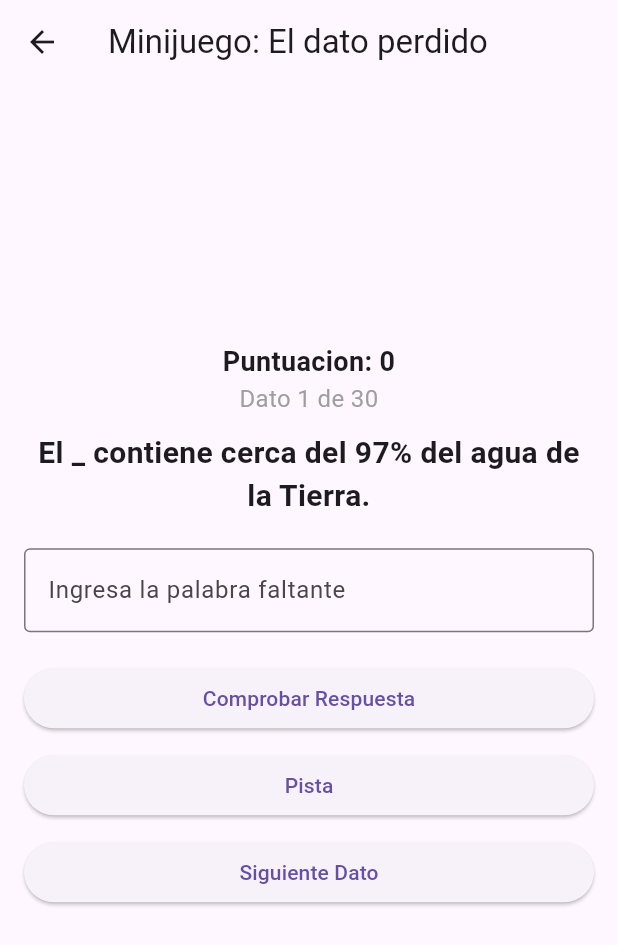
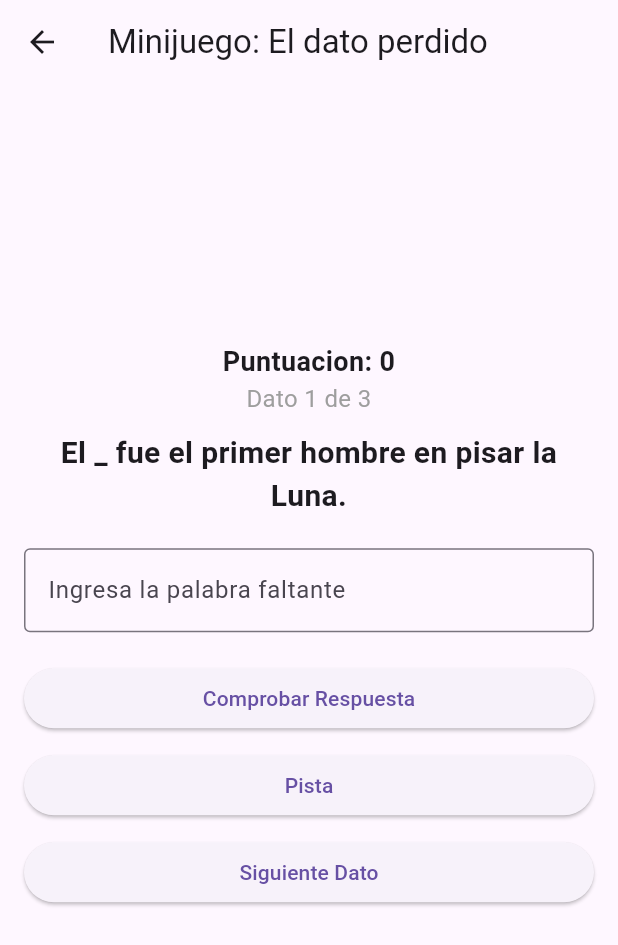
Before and after one commit to mgomval2/aplicacion, a Flutter app: the PantallaPrincipal screen opened directly, after a tap on "Juego: El dato perdido", on a phone screen of 412 x 824 dp. Shown: the top 945 px of the screen. Run offline on Flutter 3.47's test engine with Material 3 defaults, Android fonts, the phone set to English and light mode, and no system bars.

Commit message:
Revert "cambios"
This reverts commit 39f3614d7b949e9d1bae5f6158c6d6bf3cd7baac.

```diff
--- a/lib/screens/minijuego.dart
+++ b/lib/screens/minijuego.dart
@@ -1,6 +1,4 @@
-import 'dart:convert';
 import 'package:flutter/material.dart';
-import 'package:flutter/services.dart' show rootBundle;
 
 class PantallaMinijuego extends StatefulWidget {
   const PantallaMinijuego({Key? key}) : super(key: key);
@@ -12,39 +10,15 @@ class PantallaMinijuego extends StatefulWidget {
 class _PantallaMinijuegoState extends State<PantallaMinijuego> {
   final TextEditingController _controller = TextEditingController();
 
-  List<Map<String, String>> _datosCuriosos = [];
+  final List<Map<String, String>> _datosCuriosos = [
+    {"dato": "El _ fue el primer hombre en pisar la Luna.", "respuesta": "hombre"},
+    {"dato": "La capital de Francia es _.", "respuesta": "paris"},
+    {"dato": "El Sol es una _ gigante.", "respuesta": "estrella"},
+  ];
+
   int _indiceActual = 0;
   int _puntuacion = 0;
   String _retroalimentacion = "";
-  bool _cargando = true;
-
-  @override
-  void initState() {
-    super.initState();
-    _cargarDatos();
-  }
-
-  Future<void> _cargarDatos() async {
-    try {
-      final String response =
-          await rootBundle.loadString('assets/datos_curiosos.json');
-      final List<dynamic> data = json.decode(response);
-      setState(() {
-        _datosCuriosos = data
-            .map((e) => {
-                  "dato": e["dato"] as String,
-                  "respuesta": e["respuesta"] as String,
-                })
-            .toList();
-        _cargando = false;
-      });
-    } catch (e) {
-      setState(() {
-        _retroalimentacion = "Error al cargar los datos: $e";
-        _cargando = false;
-      });
-    }
-  }
 
   void _verificarRespuesta() {
     String respuestaCorrecta = _datosCuriosos[_indiceActual]['respuesta']!;
@@ -87,9 +61,7 @@ class _PantallaMinijuegoState extends State<PantallaMinijuego> {
       appBar: AppBar(
         title: const Text('Minijuego: El dato perdido'),
       ),
-      body: _cargando
-          ? const Center(child: CircularProgressIndicator())
-          : Padding(
+      body: Padding(
         padding: const EdgeInsets.all(16.0),
         child: Column(
           mainAxisAlignment: MainAxisAlignment.center,
@@ -97,8 +69,7 @@ class _PantallaMinijuegoState extends State<PantallaMinijuego> {
           children: [
             Text(
               "Puntuacion: $_puntuacion",
-                    style:
-                        const TextStyle(fontSize: 18, fontWeight: FontWeight.bold),
+              style: const TextStyle(fontSize: 18, fontWeight: FontWeight.bold),
               textAlign: TextAlign.center,
             ),
             Text(
@@ -109,8 +80,7 @@ class _PantallaMinijuegoState extends State<PantallaMinijuego> {
             const SizedBox(height: 10),
             Text(
               _datosCuriosos[_indiceActual]['dato']!,
-                    style: const TextStyle(
-                        fontSize: 20, fontWeight: FontWeight.bold),
+              style: const TextStyle(fontSize: 20, fontWeight: FontWeight.bold),
               textAlign: TextAlign.center,
             ),
             const SizedBox(height: 20),
@@ -142,9 +112,7 @@ class _PantallaMinijuegoState extends State<PantallaMinijuego> {
               style: TextStyle(
                 fontSize: 18,
                 fontWeight: FontWeight.bold,
-                      color: _retroalimentacion.contains("Correcto")
-                          ? Colors.green
-                          : Colors.red,
+                color: _retroalimentacion.contains("Correcto") ? Colors.green : Colors.red,
               ),
               textAlign: TextAlign.center,
             ),
--- a/lib/screens/pantalla_vacia.dart
+++ b/lib/screens/pantalla_vacia.dart
@@ -1,6 +1,5 @@
 import 'package:flutter/material.dart';
 import 'minijuego.dart'; // Importa la nueva pantalla para el juego
-import 'explorardatos.dart'; // Importa la pantalla de explorar datos
 
 class PantallaPrincipal extends StatelessWidget {
   const PantallaPrincipal({Key? key}) : super(key: key);
@@ -9,114 +8,46 @@ class PantallaPrincipal extends StatelessWidget {
   Widget build(BuildContext context) {
     return Scaffold(
       appBar: AppBar(
-        elevation: 0,
-        backgroundColor: Colors.transparent,
+        title: const Text('Biblioteca de Conocimientos'),
       ),
       body: Center(
-        child: Padding(
-          padding: const EdgeInsets.all(20.0),
         child: Column(
           mainAxisAlignment: MainAxisAlignment.center,
           children: [
-              // Recuadro del título
-              Container(
-                padding: const EdgeInsets.symmetric(vertical: 20, horizontal: 30),
-                decoration: BoxDecoration(
-                  color: const Color.fromARGB(255, 206, 211, 230), // Fondo del recuadro
-                  borderRadius: BorderRadius.circular(15), // Bordes redondeados
-                  boxShadow: [
-                    BoxShadow(
-                      color: Colors.grey.withOpacity(0.5),
-                      spreadRadius: 2,
-                      blurRadius: 5,
-                      offset: const Offset(0, 3), // Posición de la sombra
-                    ),
-                  ],
-                ),
-                child: const Text(
-                  'BIBLIOTECA DE CONOCIMIENTOS',
-                  textAlign: TextAlign.center,
-                  style: TextStyle(
-                    fontSize: 24,
-                    fontWeight: FontWeight.bold,
-                    color: Colors.deepPurple,
+            ElevatedButton(
+              style: ElevatedButton.styleFrom(
+                padding: const EdgeInsets.symmetric(horizontal: 60, vertical: 20),
+                textStyle: const TextStyle(fontSize: 20),
+                shape: RoundedRectangleBorder(
+                  borderRadius: BorderRadius.circular(15),
                 ),
               ),
-              ),
-              const SizedBox(height: 40), // Espacio entre el título y los botones
-              Expanded(
-                child: Row(
-                  mainAxisAlignment: MainAxisAlignment.spaceEvenly,
-                  children: [
-                    _buildCustomButton(
-                      context,
-                      'Explorar Datos',
-                      'assets/icono_explorar.jpg', // Reemplaza con tu imagen
-                      () {
+              onPressed: () {
+                // Navega a la pantalla de Explorar Datos
                 Navigator.push(
                   context,
-                          MaterialPageRoute(builder: (context) => const PantallaExplorarDatos()),
+                  MaterialPageRoute(builder: (context) => const Placeholder()), // Cambia Placeholder() por tu pantalla de explorar datos cuando esté lista
                 );
               },
+              child: const Text('Explorar Datos'),
             ),
-                    _buildCustomButton(
-                      context,
-                      'Juego: El dato perdido',
-                      'assets/juego_icono.png', // Reemplaza con tu imagen
-                      () {
+            const SizedBox(height: 20),
+            ElevatedButton(
+              style: ElevatedButton.styleFrom(
+                padding: const EdgeInsets.symmetric(horizontal: 60, vertical: 20),
+                textStyle: const TextStyle(fontSize: 20),
+                shape: RoundedRectangleBorder(
+                  borderRadius: BorderRadius.circular(15),
+                ),
+              ),
+              onPressed: () {
+                // Navega a la pantalla del minijuego
                 Navigator.push(
                   context,
                   MaterialPageRoute(builder: (context) => const PantallaMinijuego()),
                 );
               },
-                    ),
-                  ],
-                ),
-              ),
-            ],
-          ),
-        ),
-      ),
-    );
-  }
-
-  Widget _buildCustomButton(BuildContext context, String text, String imagePath, VoidCallback onPressed) {
-    return SizedBox(
-      width: MediaQuery.of(context).size.width * 0.4, // Ajusta el tamaño
-      height: MediaQuery.of(context).size.height * 0.25,
-      child: ElevatedButton(
-        style: ElevatedButton.styleFrom(
-          elevation: 5,
-          shape: RoundedRectangleBorder(
-            borderRadius: BorderRadius.circular(20),
-          ),
-          padding: const EdgeInsets.all(0),
-          backgroundColor: Colors.transparent,
-        ),
-        onPressed: onPressed,
-        child: Stack(
-          children: [
-            // Imagen de marca de agua
-            Positioned.fill(
-              child: Opacity(
-                opacity: 0.2,
-                child: Image.asset(
-                  imagePath,
-                  fit: BoxFit.cover,
-                ),
-              ),
-            ),
-            // Texto centrado
-            Center(
-              child: Text(
-                text,
-                textAlign: TextAlign.center,
-                style: const TextStyle(
-                  fontSize: 18,
-                  fontWeight: FontWeight.bold,
-                  color: Colors.white,
-                ),
-              ),
+              child: const Text('Juego: El dato perdido'),
             ),
           ],
         ),
@@ -128,6 +59,5 @@ class PantallaPrincipal extends StatelessWidget {
 void main() {
   runApp(const MaterialApp(
     home: PantallaPrincipal(),
-    debugShowCheckedModeBanner: false,
   ));
 }
--- a/pubspec.yaml
+++ b/pubspec.yaml
@@ -17,9 +17,3 @@ dev_dependencies:
 
 flutter:
   uses-material-design: true
-  assets:
-    - assets/datos_explorar.json
-    - assets/datos_curiosos.json
-    - assets/globo_del_mundo.jpg
-    - assets/icono_explorar.jpg
-    - assets/juego_icono.png
```
Also changed, not shown: assets/datos_explorar.json (deleted, +0 -34 lines), lib/screens/Explorardatos.dart (deleted, +0 -185 lines), assets/globo_del_mundo.jpg (deleted), assets/icono_explorar.jpg (deleted), assets/juego_icono.png (deleted). Lines whose indentation alone changed are shown as unchanged.
